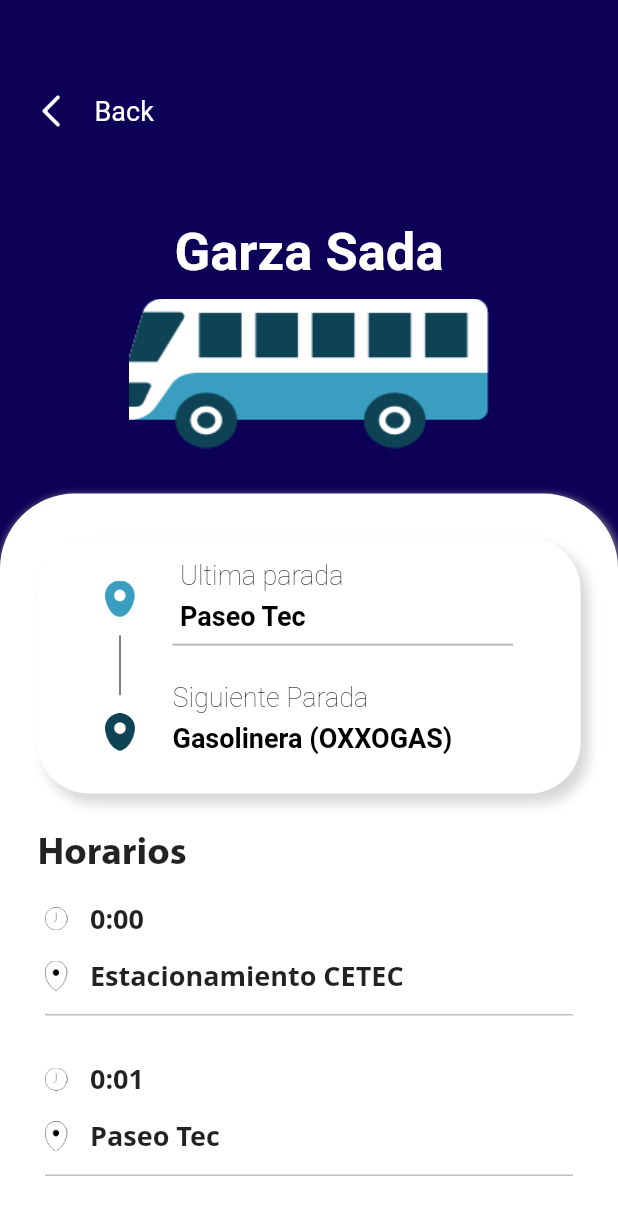
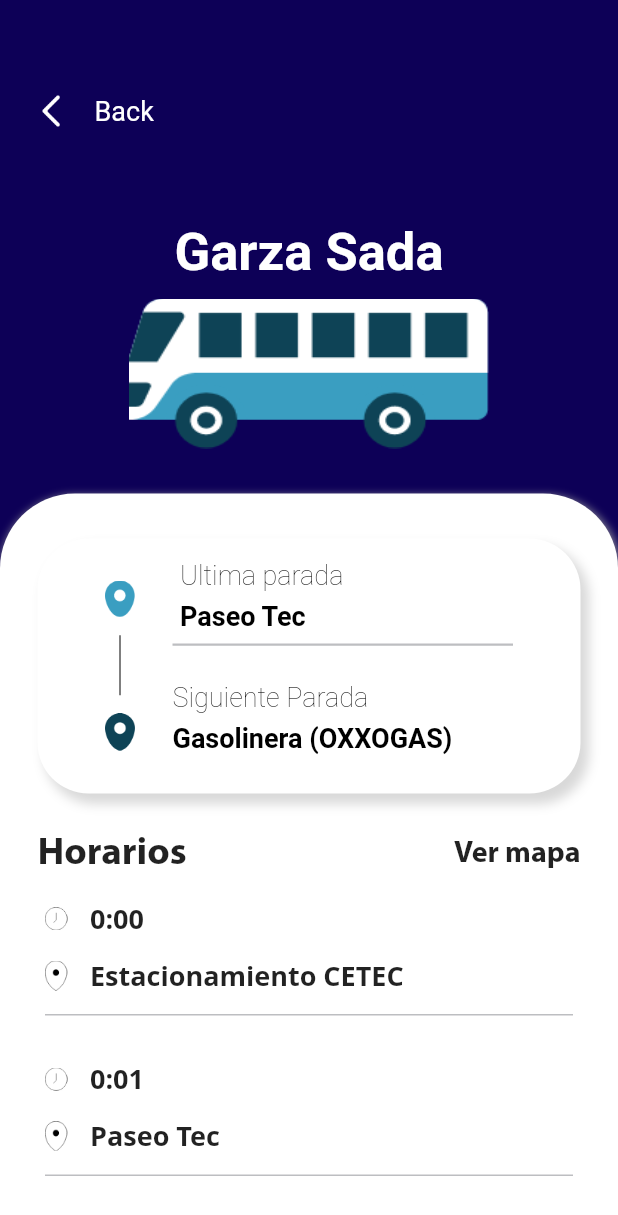
Before and after one commit to jpgtzg/HackMTY2022, a Flutter app: the screen it shows after launch, after a tap on "Garza Sada", on a phone screen of 412 x 824 dp. Shown: the top 1215 px of the screen. Run offline on Flutter 3.47's test engine with Material 2 defaults, Android fonts, the phone set to English and light mode, and no system bars; our stand-ins replace bottom_navy_bar, webview_flutter; network calls fail; Roboto replaces fonts that are missing (Manrope, Myriad Pro).

Commit message:
Finished app

```diff
--- a/lib/appmanager.dart
+++ b/lib/appmanager.dart
@@ -1,7 +1,5 @@
 import 'package:flutter/material.dart';
 import 'package:public_transport_app/bottombarinterface.dart';
-import 'package:public_transport_app/screens/home_screen.dart';
-
 
 class AppManager extends StatelessWidget {
   const AppManager({Key? key}) : super(key: key);
--- a/lib/screens/home_screen.dart
+++ b/lib/screens/home_screen.dart
@@ -3,6 +3,7 @@ import 'package:public_transport_app/screens/transport_details.dart';
 import 'package:public_transport_app/system/routeList.dart';
 import 'package:public_transport_app/widgets/transport_card.dart';
 
+// ignore: must_be_immutable
 class Home extends StatelessWidget {
   var routeList = [];
   @override
--- a/lib/screens/transport_details.dart
+++ b/lib/screens/transport_details.dart
@@ -1,11 +1,12 @@
 import 'package:flutter/material.dart';
+import 'package:public_transport_app/screens/specificmap_screen.dart';
 import 'package:public_transport_app/system/routeList.dart';
-import 'package:public_transport_app/system/schedule.dart';
 import 'package:public_transport_app/widgets/schedule_box.dart';
 import 'package:public_transport_app/widgets/topbar.dart';
 
 import '../widgets/from_to_card.dart';
 
+// ignore: must_be_immutable
 class TransportDetails extends StatelessWidget {
   RouteModel routeModel;
 
@@ -67,6 +68,9 @@ class TransportDetails extends StatelessWidget {
                 children: <Widget>[
                   FromToCard(routeModel: routeModel, from: "asd", to: "asd"),
                   SizedBox(height: 25),
+                  Row(
+                    mainAxisAlignment: MainAxisAlignment.spaceBetween,
+                    children: [
                       Text(
                         'Horarios',
                         style: TextStyle(
@@ -74,6 +78,26 @@ class TransportDetails extends StatelessWidget {
                           fontWeight: FontWeight.w700,
                           fontSize: 26,
                         ),
+                      ),
+                      GestureDetector(
+                        onTap: () => Navigator.push(
+                          context,
+                          MaterialPageRoute(
+                            builder: (context) {
+                              return SpecMapScreen(mapURL: routeModel.mapURL,);
+                            },
+                          ),
+                        ),
+                        child: Text(
+                          "Ver mapa",
+                          style: TextStyle(
+                            fontFamily: 'MyriadPro',
+                            fontWeight: FontWeight.w700,
+                            fontSize: 20,
+                          ),
+                        ),
+                      )
+                    ],
                   ),
                   Expanded(
                     child: SingleChildScrollView(
--- a/lib/system/routeList.dart
+++ b/lib/system/routeList.dart
@@ -1,5 +1,3 @@
-import 'dart:ffi';
-
 import 'package:flutter/material.dart';
 
 class RouteModel {
@@ -8,14 +6,20 @@ class RouteModel {
   List<String> routeTimes = [];
   Color colorCode;
   String image;
+  String mapURL;
 
   RouteModel(
-      this.routeName, this.routes, this.routeTimes, this.colorCode, this.image);
+      {required this.routeName,
+      required this.routes,
+      required this.routeTimes,
+      required this.colorCode,
+      required this.image,
+      required this.mapURL});
 
   static List<RouteModel> routesList = [
     RouteModel(
-      "Garza Sada",
-      [
+      routeName: "Garza Sada",
+      routes: [
         "Estacionamiento CETEC",
         "Paseo Tec",
         "Gasolinera (OXXOGAS)",
@@ -59,7 +63,7 @@ class RouteModel {
         "Puente peatonal (Cinépolis Garza Sada)",
         "Estacionamiento El Borrego",
       ],
-      [
+      routeTimes: [
         "0:00",
         "0:01",
         "0:02",
@@ -103,12 +107,14 @@ class RouteModel {
         "0:50",
         "0:51",
       ],
-      Color(0xff0d0057),
-      "assets/images/bus.png",
+      colorCode: Color(0xff0d0057),
+      image: "assets/images/bus.png",
+      mapURL:
+          "https://www.google.com/maps/d/u/0/viewer?mid=1vu7NNZBcdR-2n4FwjS9dSDCYwZM&ll=25.649098561315007%2C-100.28601545504762&z=14",
     ),
     RouteModel(
-      "Revolución",
-      [
+      routeName: "Revolución",
+      routes: [
         "Estacionamiento CETEC",
         "Rectoría",
         "E1 (Calle Nogales)",
@@ -123,7 +129,7 @@ class RouteModel {
         "Edificio IV",
         "El Borrego",
       ],
-      [
+      routeTimes: [
         "00:00/00:15/00:30/00:45",
         "00:02/00:17/00:32/00:47",
         "00:05/00:20/00:35/00:50",
@@ -138,12 +144,14 @@ class RouteModel {
         "00:22/00:37/00:52/00:07",
         "00:24/00:39/00:54/00:09",
       ],
-      Color(0xfffd8204),
-      "assets/images/bus.png",
+      colorCode: Color(0xfffd8204),
+      image: "assets/images/bus.png",
+      mapURL:
+          "https://www.google.com/maps/d/u/0/viewer?mid=1I-JLrBnF4oHna8AH9oSzhPAz8Hw&ll=25.653824293660957%2C-100.28528900460049&z=16",
     ),
     RouteModel(
-      "Hosp. & Esc.",
-      [
+      routeName: "Hosp. & Esc.",
+      routes: [
         "Estacionamiento CETEC",
         "Estación Metrorrey General I. Zaragoza",
         "Centro Médico Zambrano Hellion (Presidencia)",
@@ -152,7 +160,7 @@ class RouteModel {
         "Río Aguanaval (Facefood / Taller)",
         "OXXO Río Pánuco",
       ],
-      [
+      routeTimes: [
         "00:00/00:00",
         "00:09 (Mañana)/00:44 (Tarde)",
         "00:31 (Mañana)/00:25 (Tarde)",
@@ -161,12 +169,14 @@ class RouteModel {
         "00:44(Mañana)/00:04(Tarde)",
         "00:46(Mañana)/00:02(Tarde)",
       ],
-      Color(0xffea0a2a),
-      "assets/images/bus.png",
+      colorCode: Color(0xffea0a2a),
+      image: "assets/images/bus.png",
+      mapURL:
+          "https://www.google.com/maps/d/u/0/viewer?mid=1fpXL9DsK8V15lCVUkne42L2DFCo&ll=25.654722809034414%2C-100.32235800000002&z=14",
     ),
     RouteModel(
-      "Valle Alto",
-      [
+      routeName: "Valle Alto",
+      routes: [
         "Estacionamiento CETEC",
         "Walmart Las Torres",
         "Paseo de Los Misterios",
@@ -178,7 +188,7 @@ class RouteModel {
         "OXXO Álamos",
         "Lago Eire (Parabús lateral)",
       ],
-      [
+      routeTimes: [
         "0:00",
         "0:10",
         "0:13",
@@ -190,8 +200,10 @@ class RouteModel {
         "0:35",
         "0:38",
       ],
-      Color(0xff800d07),
-      "assets/images/bus.png",
+      colorCode: Color(0xff800d07),
+      image: "assets/images/bus.png",
+      mapURL:
+          "https://www.google.com/maps/d/u/0/viewer?mid=1UdvrUgPfVoEQ5mkCcP0IiFQ8xYY83CuV&ll=25.62447746872796%2C-100.24957419381725&z=13",
     ),
   ];
 }
--- a/lib/widgets/from_to_card.dart
+++ b/lib/widgets/from_to_card.dart
@@ -3,6 +3,7 @@ import 'package:flutter/material.dart';
 import '../system/constants.dart';
 import '../system/routeList.dart';
 
+// ignore: must_be_immutable
 class FromToCard extends StatelessWidget {
   RouteModel routeModel;
   final String from;
@@ -35,7 +36,6 @@ class FromToCard extends StatelessWidget {
       ),
       child: Stack(
         children: <Widget>[
-
           Positioned(
             top: 18,
             child: Container(
--- a/lib/widgets/transport_card.dart
+++ b/lib/widgets/transport_card.dart
@@ -1,7 +1,7 @@
 import 'package:flutter/material.dart';
 import 'package:public_transport_app/system/routeList.dart';
-import '../system/constants.dart';
 
+// ignore: must_be_immutable
 class TransportCard extends StatelessWidget {
   RouteModel routeModel;
   final VoidCallback pressSelect;
```
Also changed, not shown: lib/screens/specificmap_screen.dart (added, +49 -0 lines). Lines whose indentation alone changed are shown as unchanged.
